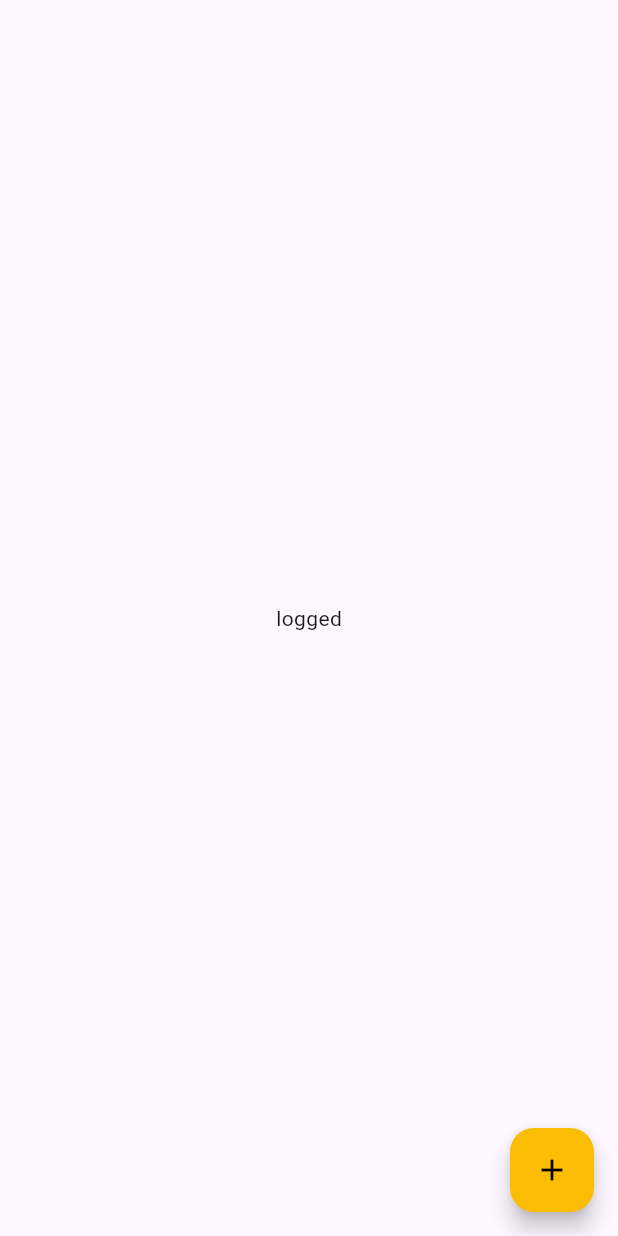
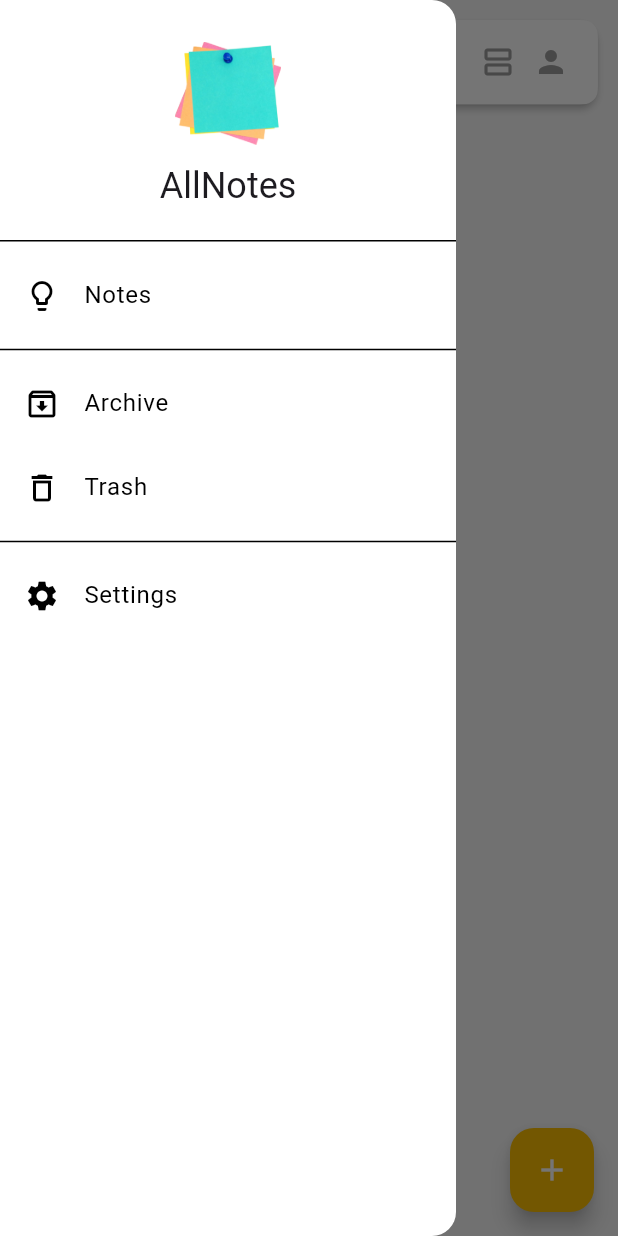
Before and after one commit to v-cardona/allnotes, a Flutter app: the screen it shows once a user with an empty profile is signed in, with the side drawer open (before the commit the screen has no drawer), on a phone screen of 412 x 824 dp. Run offline on Flutter 3.47's test engine with Material 3 defaults, Android fonts, the phone set to English and light mode, and no system bars; our stand-ins replace dartz, equatable, firebase_auth, firebase_core, flutter_bloc, flutter_screenutil and 3 more; accounts and stored records are empty; generated files the repository leaves out were written again; network calls fail.

Commit message:
added appbar and drawer

```diff
--- a/assets/languages/en.json
+++ b/assets/languages/en.json
@@ -6,5 +6,10 @@
     "continueEmail": "Continue with Email",
     "termsConditionsAcceptLogin": "By continuing you agree to the Privacy Policy and Terms of Use",
     "writingDownBestIdeas": "Writing down the best ideas",
+    "searchYourNotes": "Search your notes",
+    "notes": "Notes",
+    "archive": "Archive",
+    "trash": "Trash",
+    "settings": "Settings",
     "errorDefault": "An error has occurred"
 }
--- a/lib/common/constants/size_constants.dart
+++ b/lib/common/constants/size_constants.dart
@@ -21,6 +21,7 @@ class Sizes {
   static const double dimen_21 = 21;
   static const double dimen_22 = 22;
   static const double dimen_24 = 24;
+  static const double dimen_25 = 25;
   static const double dimen_30 = 30;
   static const double dimen_32 = 32;
   static const double dimen_36 = 36;
--- a/lib/common/constants/translations_constants.dart
+++ b/lib/common/constants/translations_constants.dart
@@ -11,6 +11,13 @@ class TranslationConstants {
   static const String termsConditionsAcceptLogin = 'termsConditionsAcceptLogin';
   static const String writingDownBestIdeas = 'writingDownBestIdeas';
 
+  // HOME PAGE
+  static const String searchYourNotes = 'searchYourNotes';
+  static const String notes = 'notes';
+  static const String archive = 'archive';
+  static const String trash = 'trash';
+  static const String settings = 'settings';
+
   // ERROR MESSAGES
   static const String errorDefault = 'errorDefault';
 }
--- /dev/null
+++ b/lib/presentation/journeys/homepage/appbar_widget.dart
@@ -0,0 +1,61 @@
+import 'package:flutter/material.dart';
+import 'package:flutter_screenutil/flutter_screenutil.dart';
+
+import 'package:allnotes/common/constants/size_constants.dart';
+import 'package:allnotes/common/constants/translations_constants.dart';
+import 'package:allnotes/common/extensions/string_extensions.dart';
+import 'package:allnotes/presentation/themes/app_color.dart';
+
+class AppBarWidget extends StatelessWidget {
+  const AppBarWidget({super.key});
+
+  @override
+  Widget build(BuildContext context) {
+    return Padding(
+      padding: EdgeInsets.all(Sizes.dimen_25.w),
+      child: Card(
+        elevation: 2,
+        child: Container(
+          height: kToolbarHeight,
+          decoration: BoxDecoration(
+            color: AppColor.white,
+            borderRadius: BorderRadius.circular(Sizes.dimen_25.w),
+          ),
+          child: Padding(
+            padding: EdgeInsets.only(
+              right: Sizes.dimen_50.w,
+            ),
+            child: Row(
+              mainAxisAlignment: MainAxisAlignment.spaceBetween,
+              children: [
+                IconButton(
+                  onPressed: () => Scaffold.of(context).openDrawer(),
+                  icon: const Icon(Icons.menu),
+                  color: Colors.grey,
+                ),
+                Text(
+                  TranslationConstants.searchYourNotes.translate(context),
+                ),
+                Row(
+                  children: [
+                    const Icon(
+                      Icons.view_agenda_outlined,
+                      color: Colors.grey,
+                    ),
+                    SizedBox(
+                      width: Sizes.dimen_30.w,
+                    ),
+                    const Icon(
+                      Icons.person,
+                      color: Colors.grey,
+                    ),
+                  ],
+                )
+              ],
+            ),
+          ),
+        ),
+      ),
+    );
+  }
+}
--- /dev/null
+++ b/lib/presentation/journeys/homepage/drawer_widget.dart
@@ -0,0 +1,57 @@
+import 'package:flutter/material.dart';
+
+import 'package:allnotes/common/constants/size_constants.dart';
+import 'package:allnotes/common/constants/translations_constants.dart';
+import 'package:allnotes/common/extensions/string_extensions.dart';
+import 'package:allnotes/presentation/widgets/logo_widget.dart';
+
+class DrawerWidget extends StatelessWidget {
+  const DrawerWidget({super.key});
+
+  @override
+  Widget build(BuildContext context) {
+    return Drawer(
+      child: ListView(
+        padding: EdgeInsets.zero,
+        children: [
+          DrawerHeader(
+            child: Column(
+              mainAxisAlignment: MainAxisAlignment.spaceEvenly,
+              children: [
+                const LogoWidget(
+                  height: Sizes.dimen_200,
+                ),
+                Text(
+                  TranslationConstants.appTitle.translate(context),
+                  style: Theme.of(context).textTheme.headlineSmall,
+                )
+              ],
+            ),
+          ),
+          ListTile(
+            leading: const Icon(Icons.lightbulb_outline),
+            title: Text(TranslationConstants.notes.translate(context)),
+            onTap: () {},
+          ),
+          const Divider(),
+          ListTile(
+            leading: const Icon(Icons.archive_outlined),
+            title: Text(TranslationConstants.archive.translate(context)),
+            onTap: () {},
+          ),
+          ListTile(
+            leading: const Icon(Icons.delete_outline),
+            title: Text(TranslationConstants.trash.translate(context)),
+            onTap: () {},
+          ),
+          const Divider(),
+          ListTile(
+            leading: const Icon(Icons.settings),
+            title: Text(TranslationConstants.settings.translate(context)),
+            onTap: () {},
+          ),
+        ],
+      ),
+    );
+  }
+}
--- a/lib/presentation/journeys/homepage/home_page.dart
+++ b/lib/presentation/journeys/homepage/home_page.dart
@@ -1,6 +1,9 @@
-import 'package:allnotes/common/constants/routes_constants.dart';
 import 'package:flutter/material.dart';
 import 'package:go_router/go_router.dart';
+
+import 'package:allnotes/common/constants/routes_constants.dart';
+import 'package:allnotes/presentation/journeys/homepage/appbar_widget.dart';
+import 'package:allnotes/presentation/journeys/homepage/drawer_widget.dart';
 
 class HomePage extends StatelessWidget {
   const HomePage({super.key});
@@ -9,8 +12,11 @@ class HomePage extends StatelessWidget {
   Widget build(BuildContext context) {
     return SafeArea(
       child: Scaffold(
-        body: Center(
-          child: Text("logged"),
+        drawer: const DrawerWidget(),
+        body: const Stack(
+          children: [
+            AppBarWidget(),
+          ],
         ),
         floatingActionButton: FloatingActionButton(
           onPressed: () {
--- a/lib/presentation/journeys/login/login_page.dart
+++ b/lib/presentation/journeys/login/login_page.dart
@@ -5,7 +5,7 @@ import 'package:flutter_bloc/flutter_bloc.dart';
 import 'package:flutter_screenutil/flutter_screenutil.dart';
 import 'package:go_router/go_router.dart';
 
-import 'package:allnotes/common/constants/image_constants.dart';
+import 'package:allnotes/presentation/widgets/logo_widget.dart';
 import 'package:allnotes/common/constants/routes_constants.dart';
 import 'package:allnotes/common/constants/size_constants.dart';
 import 'package:allnotes/common/constants/translations_constants.dart';
@@ -48,12 +48,8 @@ class _LoginState extends State<LoginPage> {
               Align(
                 alignment: Alignment.topCenter,
                 child: Padding(
-                  padding: EdgeInsets.all(Sizes.dimen_150.h),
-                  child: Image.asset(
-                    ImagesConstants.logo,
-                    height: Sizes.dimen_500.h,
-                  ),
-                ),
+                    padding: EdgeInsets.all(Sizes.dimen_150.h),
+                    child: const LogoWidget()),
               ),
               Align(
                 alignment: Alignment.center,
--- a/lib/presentation/themes/theme_app.dart
+++ b/lib/presentation/themes/theme_app.dart
@@ -11,7 +11,7 @@ class ThemeApp {
   static ThemeData lightTheme = ThemeData.light().copyWith(
     brightness: Brightness.light,
     // scaffoldBackgroundColor: AppColor.shark,
-    colorScheme: const ColorScheme.dark(
+    colorScheme: const ColorScheme.light(
       // secondary: AppColor.brandyPunch,
       primary: AppColor.amber,
     ),
@@ -71,5 +71,6 @@ class ThemeApp {
         borderRadius: BorderRadius.circular(Sizes.dimen_8),
       ),
     ),
+    scaffoldBackgroundColor: AppColor.alabaster,
   );
 }
--- /dev/null
+++ b/lib/presentation/widgets/logo_widget.dart
@@ -0,0 +1,19 @@
+import 'package:flutter/material.dart';
+import 'package:flutter_screenutil/flutter_screenutil.dart';
+
+import 'package:allnotes/common/constants/image_constants.dart';
+import 'package:allnotes/common/constants/size_constants.dart';
+
+class LogoWidget extends StatelessWidget {
+  const LogoWidget({super.key, this.height = Sizes.dimen_500});
+
+  final double height;
+
+  @override
+  Widget build(BuildContext context) {
+    return Image.asset(
+      ImagesConstants.logo,
+      height: height.h,
+    );
+  }
+}
```
